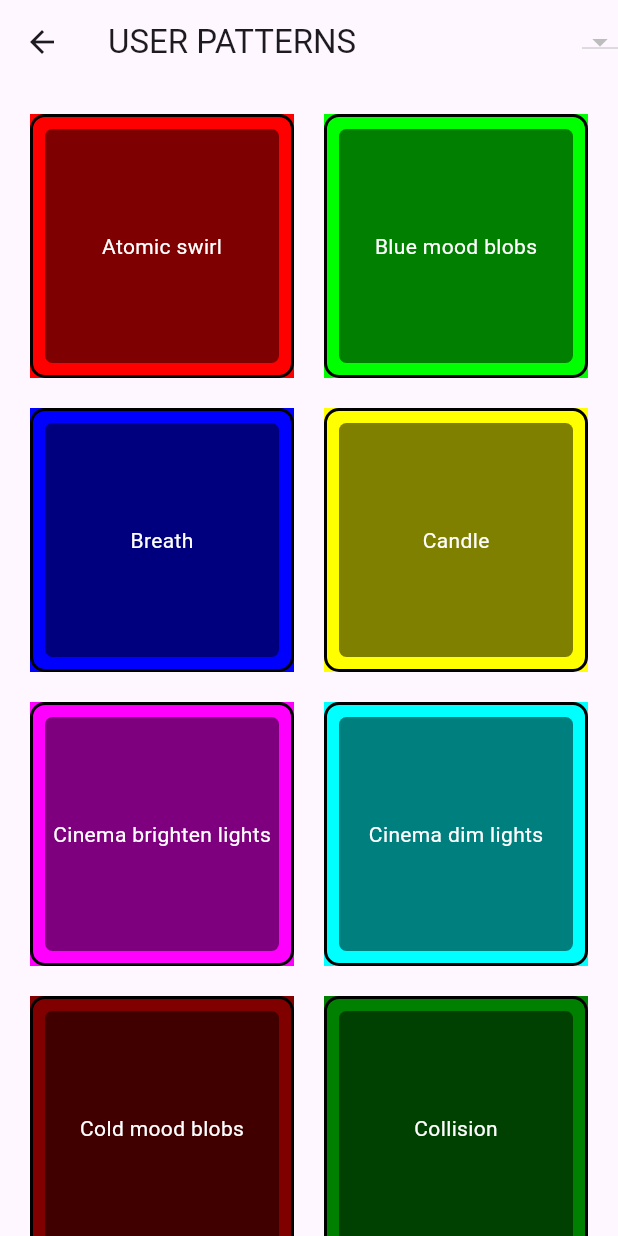
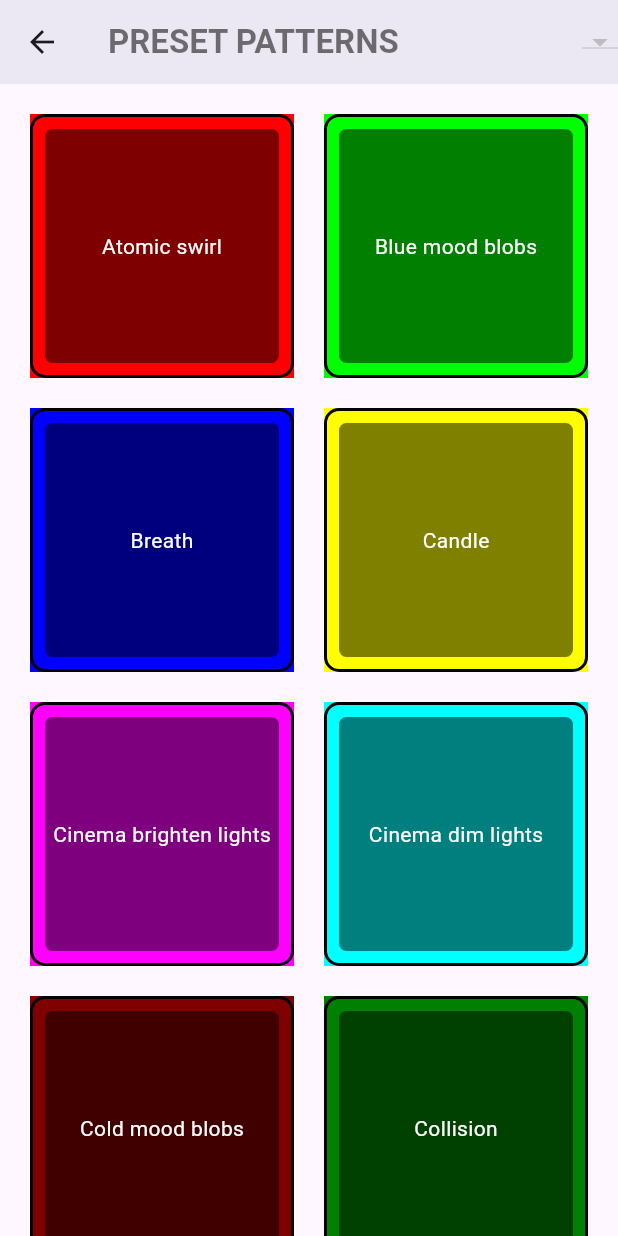
Before and after one commit to HanifMDjamiludin/LuminaSYNC, a Flutter app: the PresetPatterns screen opened directly, on a phone screen of 412 x 824 dp. Run offline on Flutter 3.47's test engine with Material 3 defaults, Android fonts, the phone set to English and light mode, and no system bars; our stand-ins replace firebase_auth, firebase_core, google_fonts, google_sign_in, shared_preferences; missing offline and left inert: flutter_hsvcolor_picker; accounts and stored records are empty; network calls fail.

Commit message:
ui updates

```diff
--- a/luminasyncflutter/lib/patterns.dart
+++ b/luminasyncflutter/lib/patterns.dart
@@ -57,7 +57,12 @@ class _PresetPatternsState extends State<PresetPatterns> {
   Widget build(BuildContext context) {
     return Scaffold(
       appBar: AppBar(
-        title: Text('USER PATTERNS'),
+        title: Text(
+          'PRESET PATTERNS',
+          style: TextStyle(fontWeight: FontWeight.bold, color: Colors.black54),
+        ),
+        backgroundColor: Colors.white,
+        elevation: 10,
         actions: [
           DropdownButton<String>(
             value: _selectedDeviceId,
```
Also changed, not shown: luminasyncflutter/lib/buildProfileTab.dart (+6 -1 lines), luminasyncflutter/lib/creator.dart (+6 -1 lines), luminasyncflutter/lib/devices.dart (+6 -1 lines).
